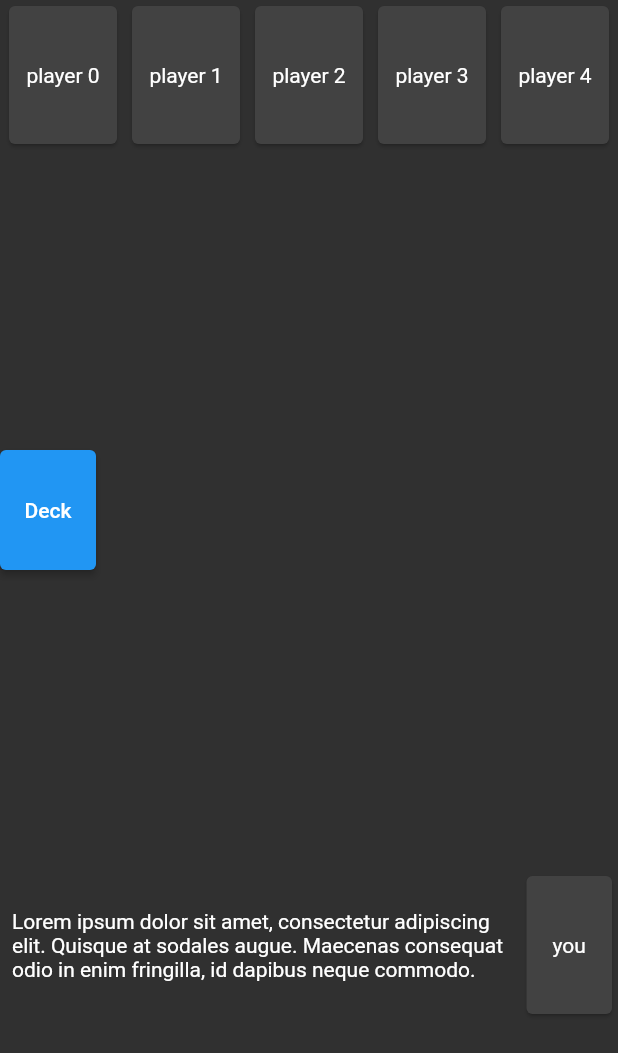
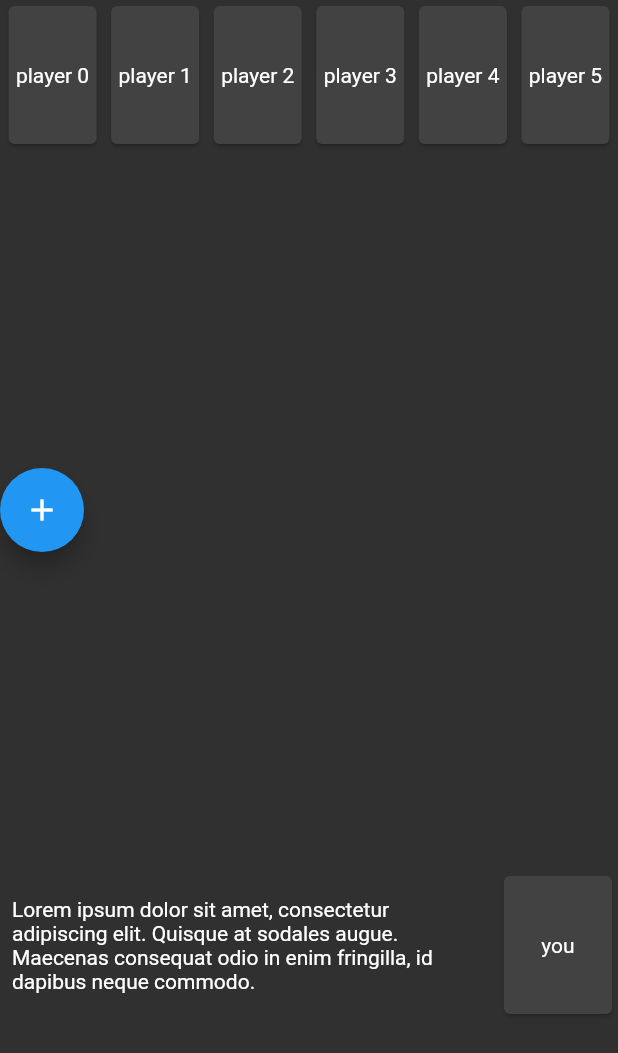
Before and after one commit to stephtelolahy/WildWest-Flutter, a Flutter app: the screen it shows after launch, on a phone screen of 412 x 824 dp. Shown: the top 1053 px of the screen. Run offline on Flutter 3.47's test engine with Material 2 defaults, Android fonts, the phone set to English and light mode, and no system bars; our stand-ins replace bloc, flutter_bloc.

Commit message:
played card

```diff
--- a/lib/misc/size_utils.dart
+++ b/lib/misc/size_utils.dart
@@ -1,15 +1,9 @@
-import 'dart:math';
-
 import 'package:flutter/material.dart';
 
 class SizeUtils {
-  // Get the item width in a Row fitting screen
-  static double itemWidthInARow(
-      BuildContext context, int itemsCount, double maxWidth) {
+  static double maxItemWidthInARow(BuildContext context, int itemsCount) {
     final double spacing = 2;
     final screenW = MediaQuery.of(context).size.width;
-    final double availableWidth = (screenW - itemsCount * spacing) / itemsCount;
-    final double result = min(availableWidth, maxWidth);
-    return result;
+    return (screenW - itemsCount * spacing) / itemsCount;
   }
 }
--- a/lib/pages/game/cubit/game_cubit.dart
+++ b/lib/pages/game/cubit/game_cubit.dart
@@ -4,28 +4,43 @@ import 'package:meta/meta.dart';
 part 'game_state.dart';
 
 class GameCubit extends Cubit<GameState> {
-  GameCubit() : super(GameState.initial());
+  GameCubit()
+      : super(GameState(
+            others: List.generate(6, (index) => 'player $index'),
+            played: null,
+            discard: [],
+            hand: []));
 
-  List<String> deck = [
-    "barrel",
-    "dynamite",
-    "mustang",
-    "gatling",
-    "stagecoach",
-    "indians"
-  ];
+  int _counter = 0;
+  String _getDeckCard() {
+    _counter++;
+    return "card $_counter";
+  }
 
   void draw() {
-    var hand = state.hand;
-    if (deck.isNotEmpty) {
-      hand.add(deck.removeAt(0));
-      emit(GameState(discard: state.discard, hand: hand));
-    }
+    emit(GameState(
+      others: state.others,
+      played: state.played,
+      discard: state.discard,
+      hand: state.hand + [_getDeckCard()],
+    ));
   }
 
   void play(String card) {
     var hand = state.hand;
     hand.remove(card);
-    emit(GameState(discard: card, hand: hand));
+
+    var discard = state.discard;
+    final played = state.played;
+    if (played != null) {
+      discard.add(played);
+    }
+
+    emit(GameState(
+      others: state.others,
+      played: card,
+      discard: discard,
+      hand: hand,
+    ));
   }
 }
--- a/lib/pages/game/cubit/game_state.dart
+++ b/lib/pages/game/cubit/game_state.dart
@@ -2,12 +2,15 @@ part of 'game_cubit.dart';
 
 @immutable
 class GameState {
-  final String? discard;
+  final String? played;
+  final List<String> discard;
   final List<String> hand;
+  final List<String> others;
 
-  GameState({this.discard, required this.hand});
-
-  GameState.initial()
-      : this.discard = null,
-        this.hand = [];
+  GameState({
+    required this.others,
+    required this.played,
+    required this.discard,
+    required this.hand,
+  });
 }
--- a/lib/pages/game/game_page.dart
+++ b/lib/pages/game/game_page.dart
@@ -1,10 +1,11 @@
 import 'package:flutter/material.dart';
 import 'package:flutter_bloc/flutter_bloc.dart';
 import 'package:wildwest_flutter/pages/game/cubit/game_cubit.dart';
-import 'package:wildwest_flutter/pages/game/widgets/discard.dart';
+import 'package:wildwest_flutter/pages/game/widgets/playground.dart';
 import 'package:wildwest_flutter/pages/game/widgets/hand.dart';
 import 'package:wildwest_flutter/pages/game/widgets/others.dart';
 import 'package:wildwest_flutter/pages/game/widgets/you.dart';
+import 'package:collection/collection.dart';
 
 class GamePage extends StatelessWidget {
   @override
@@ -31,8 +32,9 @@ class _GameView extends StatelessWidget {
   Widget _buildGameBoard(BuildContext context, GameState state) {
     return Column(
       children: [
-        OthersWidget(),
-        DiscardWidget(discard: state.discard),
+        OthersWidget(state.others),
+        PlaygroundWidget(
+            discard: state.discard.lastOrNull, played: state.played),
         YouWidget(),
         HandWidget(cards: state.hand),
       ],
--- a/lib/pages/game/widgets/hand.dart
+++ b/lib/pages/game/widgets/hand.dart
@@ -3,9 +3,6 @@ import 'package:wildwest_flutter/misc/size_utils.dart';
 import 'package:wildwest_flutter/pages/game/widgets/card.dart';
 
 class HandWidget extends StatelessWidget {
-  static const double CARD_WIDTH = 96;
-  static const double CARD_HEIGHT = 144;
-
   final List<String> cards;
 
   HandWidget({required this.cards});
@@ -13,17 +10,15 @@ class HandWidget extends StatelessWidget {
   @override
   Widget build(BuildContext context) {
     return Container(
-      height: CARD_HEIGHT,
+      height: CardWidget.CARD_HEIGHT,
       child: Row(
         mainAxisAlignment: MainAxisAlignment.center,
         children: List.generate(
           cards.length,
           (index) => CardWidget(
             name: cards[index],
-            size: Size(
-                SizeUtils.itemWidthInARow(context, cards.length, CARD_WIDTH),
-                CARD_HEIGHT),
-            sizeWhenDragging: Size(CARD_WIDTH, CARD_HEIGHT),
+            maxWidth: SizeUtils.maxItemWidthInARow(context, cards.length),
+            draggable: true,
           ),
         ),
       ),
--- a/lib/pages/game/widgets/others.dart
+++ b/lib/pages/game/widgets/others.dart
@@ -3,25 +3,19 @@ import 'package:wildwest_flutter/misc/size_utils.dart';
 import 'package:wildwest_flutter/pages/game/widgets/player.dart';
 
 class OthersWidget extends StatelessWidget {
-  static const double PLAYER_WIDTH = 80;
-  static const double PLAYER_HEIGHT = 100;
+  final List<String> players;
+
+  OthersWidget(this.players);
 
   @override
   Widget build(BuildContext context) {
-    final playersCount = 5;
-
-    final players = List.generate(
-      playersCount,
-      (index) => PlayerWidget(
-        name: 'player $index',
-        width: SizeUtils.itemWidthInARow(context, playersCount, PLAYER_WIDTH),
-        height: PLAYER_HEIGHT,
-      ),
-    );
+    final maxWidth = SizeUtils.maxItemWidthInARow(context, players.length);
     return Container(
       child: Row(
         mainAxisAlignment: MainAxisAlignment.spaceEvenly,
-        children: players,
+        children: players
+            .map((e) => PlayerWidget(name: e, maxWidth: maxWidth))
+            .toList(),
       ),
     );
   }
--- a/lib/pages/game/widgets/player.dart
+++ b/lib/pages/game/widgets/player.dart
@@ -1,17 +1,21 @@
+import 'dart:math';
+
 import 'package:flutter/material.dart';
 
 class PlayerWidget extends StatelessWidget {
+  static const double PLAYER_WIDTH = 80;
+  static const double PLAYER_HEIGHT = 100;
+
   final String name;
-  final double width;
-  final double height;
+  final double maxWidth;
 
-  PlayerWidget({required this.name, required this.width, required this.height});
+  PlayerWidget({required this.name, this.maxWidth = PLAYER_WIDTH});
 
   @override
   Widget build(BuildContext context) {
     return Container(
-      width: width,
-      height: height,
+      width: min(PLAYER_WIDTH, maxWidth),
+      height: PLAYER_HEIGHT,
       child: Card(
         child: Center(
           child: Text(name, textAlign: TextAlign.center),
--- a/lib/pages/game/widgets/discard.dart
+++ b/lib/pages/game/widgets/playground.dart
@@ -1,14 +1,17 @@
 import 'package:flutter/material.dart';
 import 'package:flutter_bloc/flutter_bloc.dart';
 import 'package:wildwest_flutter/pages/game/cubit/game_cubit.dart';
+import 'package:wildwest_flutter/pages/game/widgets/card.dart';
 
-class DiscardWidget extends StatelessWidget {
-  static const double CARD_WIDTH = 60;
-  static const double CARD_HEIGHT = 80;
+class PlaygroundWidget extends StatelessWidget {
+  static const double DISCARD_WIDTH = 60;
+  static const double DECK_WIDTH = 80;
+  static const double DECK_HEIGHT = 80;
 
   final String? discard;
+  final String? played;
 
-  DiscardWidget({required this.discard});
+  PlaygroundWidget({required this.discard, required this.played});
 
   @override
   Widget build(BuildContext context) {
@@ -29,7 +32,11 @@ class DiscardWidget extends StatelessWidget {
                   ),
                   Align(
                     alignment: Alignment.centerRight,
-                    child: _buildDiscard(context),
+                    child: _buildDiscardedCardOrNull(context),
+                  ),
+                  Align(
+                    alignment: Alignment.center,
+                    child: _buildPlayedCardOrNull(context),
                   ),
                 ],
               ));
@@ -39,27 +46,24 @@ class DiscardWidget extends StatelessWidget {
   }
 
   Widget _buildDeck(BuildContext context) {
-    return ElevatedButton(
-      style: ElevatedButton.styleFrom(
-          primary: Colors.blue, fixedSize: Size(CARD_WIDTH, CARD_HEIGHT)),
+    return FloatingActionButton(
+      backgroundColor: Colors.blue,
+      foregroundColor: Colors.white,
       onPressed: () => context.read<GameCubit>().draw(),
-      child: Text("Deck"),
+      child: Icon(Icons.add),
     );
   }
 
-  Widget _buildDiscard(BuildContext context) {
-    final card = discard;
-    if (card != null) {
-      return Container(
-        color: Colors.blue,
-        child: Center(
-          child: Text(card),
-        ),
-        width: CARD_WIDTH,
-        height: CARD_HEIGHT,
-      );
-    } else {
-      return SizedBox.shrink();
-    }
+  Widget _buildPlayedCardOrNull(BuildContext context) {
+    return played != null ? CardWidget(name: played!) : SizedBox.shrink();
+  }
+
+  Widget _buildDiscardedCardOrNull(BuildContext context) {
+    return discard != null
+        ? CardWidget(
+            name: discard!,
+            maxWidth: DISCARD_WIDTH,
+          )
+        : SizedBox.shrink();
   }
 }
--- a/lib/pages/game/widgets/you.dart
+++ b/lib/pages/game/widgets/you.dart
@@ -11,7 +11,7 @@ class YouWidget extends StatelessWidget {
       child: Row(
         children: [
           _buildMessage(context),
-          PlayerWidget(name: 'you', width: PLAYER_WIDTH, height: PLAYER_HEIGHT)
+          PlayerWidget(name: 'you'),
         ],
       ),
     );
```
Also changed, not shown: lib/pages/game/widgets/card.dart (+39 -21 lines).
